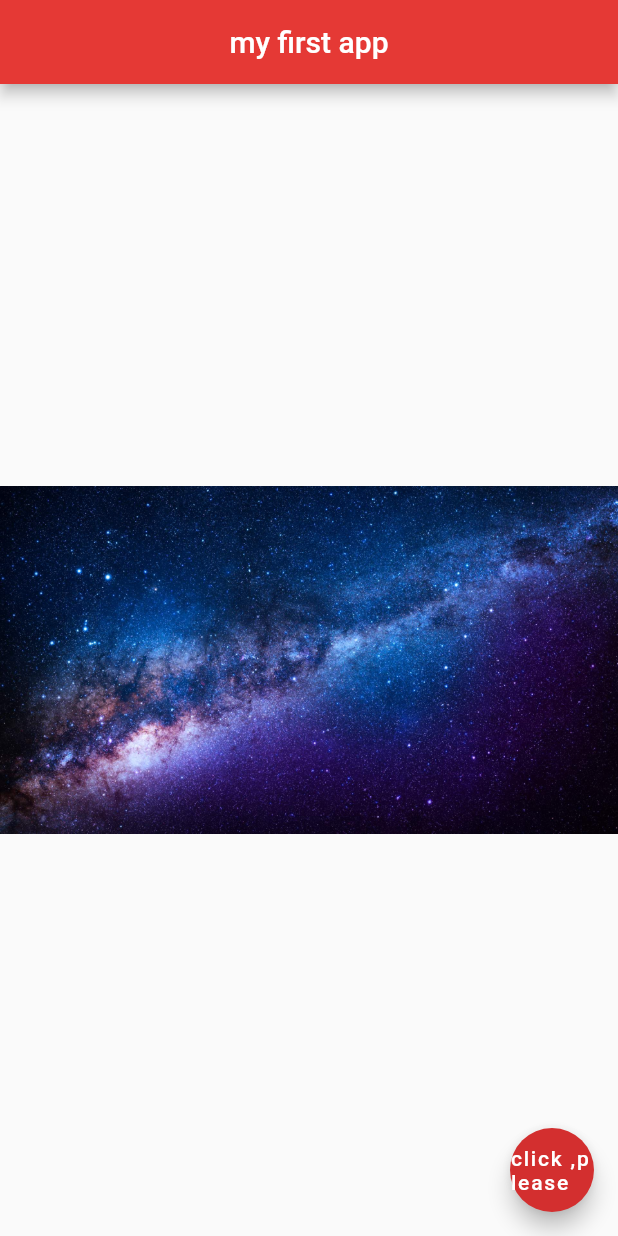
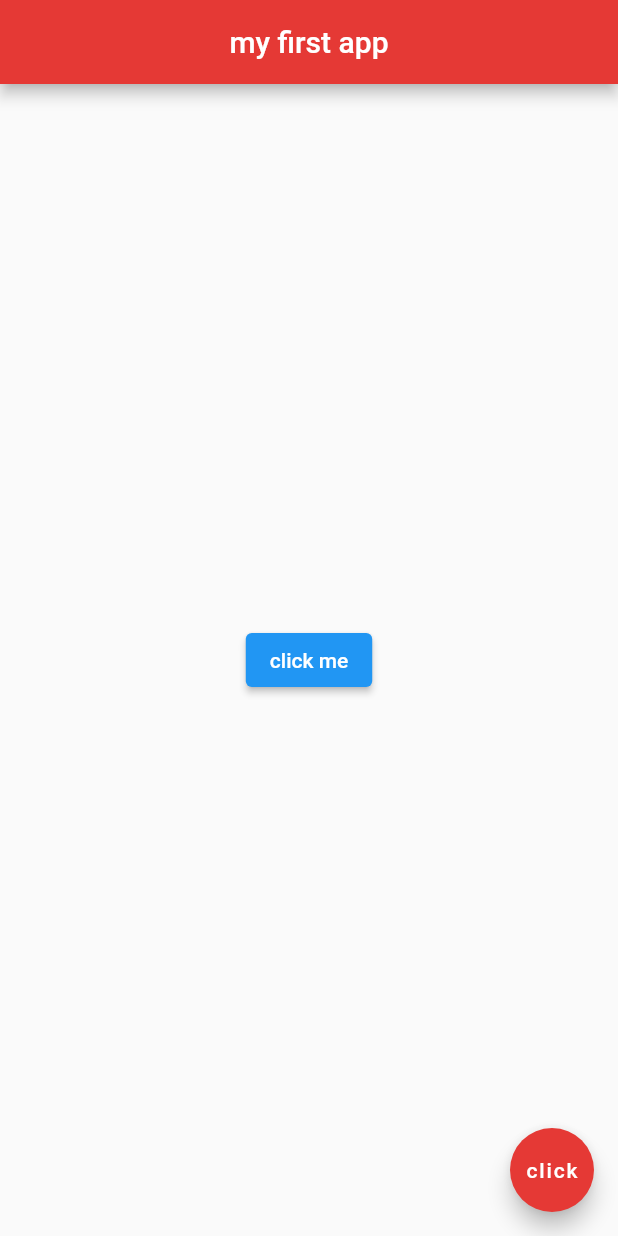
Before and after one commit to KubanychbekovT/FirstProject, a Flutter app: the screen it shows after launch, on a phone screen of 412 x 824 dp. Run offline on Flutter 3.47's test engine with Material 2 defaults, Android fonts, the phone set to English and light mode, and no system bars; our stand-ins replace google_fonts.

Commit message:
add Button

```diff
--- a/lib/main.dart
+++ b/lib/main.dart
@@ -33,14 +33,16 @@ class _MyAppState extends State<MyApp> {
           backgroundColor: Colors.red[600],
         ),
         body: Center(
-          child: Image(
-            image: AssetImage('assets/space 1.jpg'),
+          child: ElevatedButton(
+            onPressed: () {},
+            child: Text('click me'),
+            color: Colors.lightBlue
           ),
         ),
         floatingActionButton: FloatingActionButton(
           onPressed: () {},
-          child: Text('click ,please'),
-          backgroundColor: Colors.red[700],
+          child: Text('click'),
+          backgroundColor: Colors.red[600],
         ),
       ),
     );
```
